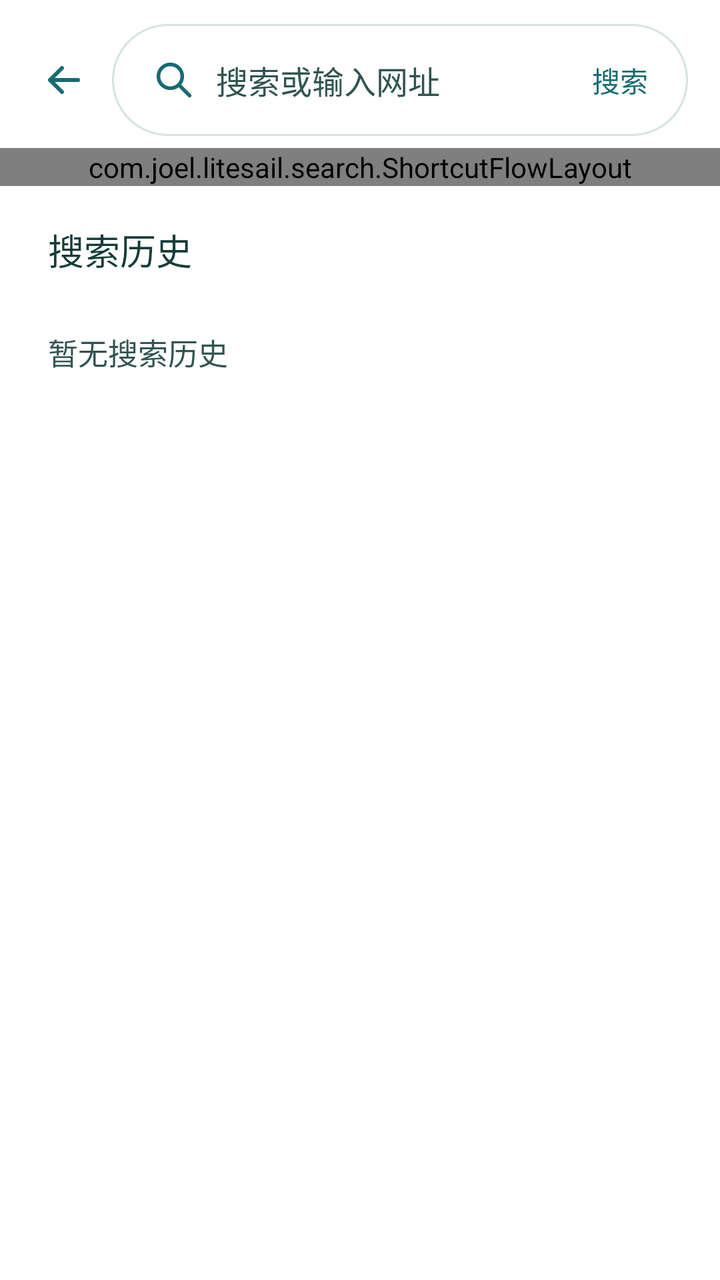
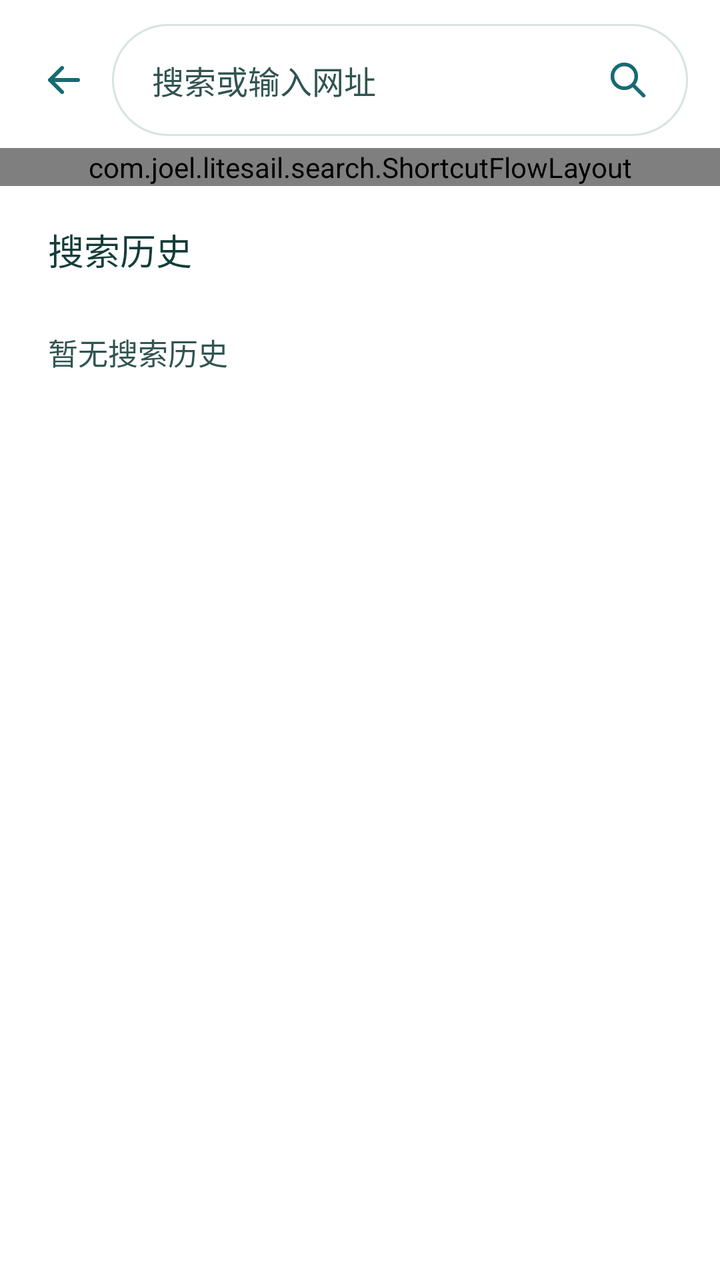

Screens rendered from an Android XML layout before and after an edit, with the pre-edit source and the edit as a unified diff.
<!-- AndroidManifest.xml: application theme Theme.LiteSail -->
<!-- res/layout/view_search_page.xml -->
<?xml version="1.0" encoding="utf-8"?>
<LinearLayout xmlns:android="http://schemas.android.com/apk/res/android"
    android:layout_width="match_parent"
    android:layout_height="match_parent"
    android:orientation="vertical">

    <FrameLayout
        android:layout_width="match_parent"
        android:layout_height="wrap_content"
        android:layout_marginStart="8dp"
        android:layout_marginTop="12dp"
        android:layout_marginEnd="16dp">

        <ImageButton
            android:id="@+id/close_search"
            android:layout_width="48dp"
            android:layout_height="48dp"
            android:layout_gravity="start|center_vertical"
            android:background="?android:attr/selectableItemBackgroundBorderless"
            android:contentDescription="@string/back"
            android:padding="12dp"
            android:src="@drawable/ic_search_back" />

        <LinearLayout
            android:layout_width="match_parent"
            android:layout_height="wrap_content"
            android:layout_marginStart="48dp"
            android:background="@drawable/start_search_background"
            android:gravity="center_vertical"
            android:paddingHorizontal="6dp">

            <EditText
                android:id="@+id/query"
                android:layout_width="0dp"
                android:layout_height="wrap_content"
                android:layout_weight="1"
                android:background="@android:color/transparent"
                android:drawableStart="@drawable/ic_start_search"
                android:drawablePadding="10dp"
                android:hint="@string/start_search_hint"
                android:imeOptions="actionSearch|flagNoExtractUi"
                android:importantForAutofill="no"
                android:inputType="text"
                android:minHeight="56dp"
                android:paddingStart="14dp"
                android:paddingEnd="4dp"
                android:singleLine="true"
                android:textColor="@color/start_page_brand_text"
                android:textColorHint="@color/start_page_search_text"
                android:textSize="16sp" />

            <Button
                android:id="@+id/submit_search"
                style="?android:attr/borderlessButtonStyle"
                android:layout_width="wrap_content"
                android:layout_height="wrap_content"
                android:minWidth="56dp"
                android:minHeight="48dp"
                android:paddingStart="8dp"
                android:paddingEnd="8dp"
                android:text="@string/search_action"
                android:textColor="@color/start_page_accent" />
        </LinearLayout>
    </FrameLayout>

    <LinearLayout
        android:id="@+id/current_page_card"
        android:layout_width="match_parent"
        android:layout_height="wrap_content"
        android:layout_marginHorizontal="16dp"
        android:layout_marginTop="10dp"
        android:background="@drawable/search_current_page_background"
        android:baselineAligned="false"
        android:gravity="center_vertical"
        android:orientation="horizontal"
        android:paddingStart="14dp"
        android:paddingEnd="6dp"
        android:paddingVertical="6dp"
        android:visibility="gone">

        <ImageView
            android:id="@+id/current_page_icon"
            android:layout_width="@dimen/site_icon_size"
            android:layout_height="@dimen/site_icon_size"
            android:layout_marginEnd="8dp"
            android:importantForAccessibility="no"
            android:scaleType="fitCenter"
            android:src="@drawable/ic_start_search" />

        <LinearLayout
            android:layout_width="0dp"
            android:layout_height="wrap_content"
            android:layout_marginEnd="6dp"
            android:layout_weight="1"
            android:orientation="vertical">

            <TextView
                android:id="@+id/current_page_title"
                android:layout_width="match_parent"
                android:layout_height="wrap_content"
                android:ellipsize="end"
                android:fontFamily="sans-serif-medium"
                android:maxLines="1"
                android:textColor="@color/start_page_brand_text"
                android:textSize="15sp" />

            <TextView
                android:id="@+id/current_page_url"
                android:layout_width="match_parent"
                android:layout_height="wrap_content"
                android:layout_marginTop="3dp"
                android:ellipsize="end"
                android:maxLines="1"
                android:textColor="@color/start_page_search_text"
                android:textDirection="ltr"
                android:textSize="12sp" />
        </LinearLayout>

        <Button
            android:id="@+id/copy_page_link"
            style="@style/Widget.LiteSail.SearchLinkButton"
            android:drawableTop="@drawable/ic_copy_page_link"
            android:text="@string/copy_page_link" />

        <Button
            android:id="@+id/edit_page_link"
            style="@style/Widget.LiteSail.SearchLinkButton"
            android:drawableTop="@drawable/ic_edit_page_link"
            android:text="@string/edit_page_link" />
    </LinearLayout>

    <com.joel.litesail.search.ShortcutFlowLayout
        android:id="@+id/search_shortcuts"
        android:layout_width="match_parent"
        android:layout_height="wrap_content"
        android:layout_marginTop="6dp"
        android:paddingHorizontal="16dp">

        <Button
            android:id="@+id/shortcut_cursor_left"
            style="@style/Widget.LiteSail.UrlShortcut"
            android:contentDescription="@string/search_cursor_left"
            android:text="@string/search_cursor_left_symbol"
            android:textSize="18sp" />

        <Button
            android:id="@+id/shortcut_cursor_right"
            style="@style/Widget.LiteSail.UrlShortcut"
            android:contentDescription="@string/search_cursor_right"
            android:text="@string/search_cursor_right_symbol"
            android:textSize="18sp" />

        <Button
            android:id="@+id/shortcut_https"
            style="@style/Widget.LiteSail.UrlShortcut"
            android:text="@string/url_shortcut_https" />

        <Button
            android:id="@+id/shortcut_http"
            style="@style/Widget.LiteSail.UrlShortcut"
            android:text="@string/url_shortcut_http" />

        <Button
            android:id="@+id/shortcut_com"
            style="@style/Widget.LiteSail.UrlShortcut"
            android:text="@string/url_shortcut_com" />

        <Button
            android:id="@+id/shortcut_cn"
            style="@style/Widget.LiteSail.UrlShortcut"
            android:text="@string/url_shortcut_cn" />

        <Button
            android:id="@+id/shortcut_slash"
            style="@style/Widget.LiteSail.UrlShortcut"
            android:contentDescription="@string/insert_url_slash"
            android:text="@string/url_shortcut_slash" />

        <Button
            android:id="@+id/shortcut_dot"
            style="@style/Widget.LiteSail.UrlShortcut"
            android:contentDescription="@string/insert_url_dot"
            android:text="@string/url_shortcut_dot" />

        <Button
            android:id="@+id/shortcut_www"
            style="@style/Widget.LiteSail.UrlShortcut"
            android:text="@string/url_shortcut_www" />
    </com.joel.litesail.search.ShortcutFlowLayout>

    <LinearLayout
        android:layout_width="match_parent"
        android:layout_height="wrap_content"
        android:layout_marginStart="24dp"
        android:layout_marginTop="8dp"
        android:layout_marginEnd="24dp"
        android:layout_marginBottom="4dp"
        android:gravity="center_vertical"
        android:orientation="horizontal">

        <TextView
            android:layout_width="0dp"
            android:layout_height="wrap_content"
            android:layout_weight="1"
            android:fontFamily="sans-serif-medium"
            android:text="@string/search_history"
            android:textColor="@color/start_page_brand_text"
            android:textSize="18sp" />

        <Button
            android:id="@+id/clear_history"
            style="?android:attr/borderlessButtonStyle"
            android:layout_width="wrap_content"
            android:layout_height="wrap_content"
            android:minWidth="48dp"
            android:minHeight="48dp"
            android:paddingHorizontal="8dp"
            android:text="@string/clear_search_history"
            android:textColor="@color/start_page_accent"
            android:visibility="invisible" />
    </LinearLayout>

    <TextView
        android:id="@+id/empty_history"
        android:layout_width="match_parent"
        android:layout_height="wrap_content"
        android:layout_marginStart="24dp"
        android:layout_marginEnd="24dp"
        android:paddingTop="12dp"
        android:text="@string/empty_search_history"
        android:textColor="@color/start_page_search_text"
        android:textSize="15sp" />

    <ListView
        android:id="@+id/history"
        android:layout_width="match_parent"
        android:layout_height="0dp"
        android:layout_weight="1"
        android:clipToPadding="false"
        android:divider="@color/start_page_search_border"
        android:dividerHeight="1dp"
        android:paddingStart="24dp"
        android:paddingEnd="24dp"
        android:paddingBottom="12dp" />
</LinearLayout>
<!-- resources referenced by this layout -->
<resources>
  <color name="start_page_accent">#176B73</color>
  <color name="start_page_brand_text">#143D3A</color>
  <color name="start_page_search_border">#D5E5DE</color>
  <color name="start_page_search_text">#315551</color>
  <dimen name="site_icon_size">22dp</dimen>
  <!-- drawable ic_search_back (drawable) -->
  <?xml version="1.0" encoding="utf-8"?>
  <vector xmlns:android="http://schemas.android.com/apk/res/android"
      android:width="24dp"
      android:height="24dp"
      android:autoMirrored="true"
      android:viewportWidth="24"
      android:viewportHeight="24">
      <path
          android:pathData="M19,12 H5 M11,6 L5,12 L11,18"
          android:strokeColor="@color/start_page_accent"
          android:strokeLineCap="round"
          android:strokeLineJoin="round"
          android:strokeWidth="2" />
  </vector>
  <!-- drawable ic_start_search (drawable) -->
  <?xml version="1.0" encoding="utf-8"?>
  <vector xmlns:android="http://schemas.android.com/apk/res/android"
      android:width="22dp"
      android:height="22dp"
      android:viewportWidth="24"
      android:viewportHeight="24">
      <path
          android:pathData="M10,3.5 A6.5,6.5 0,1 1,10,16.5 A6.5,6.5 0,1 1,10,3.5 Z M14.6,14.6 L20.5,20.5"
          android:strokeColor="@color/start_page_accent"
          android:strokeLineCap="round"
          android:strokeWidth="2" />
  </vector>
  <!-- drawable search_current_page_background (drawable) -->
  <?xml version="1.0" encoding="utf-8"?>
  <shape xmlns:android="http://schemas.android.com/apk/res/android">
      <corners android:radius="18dp" />
      <solid android:color="@color/start_page_search_surface" />
      <stroke android:width="1dp" android:color="@color/start_page_search_border" />
  </shape>
  <!-- drawable start_search_background (drawable) -->
  <?xml version="1.0" encoding="utf-8"?>
  <ripple xmlns:android="http://schemas.android.com/apk/res/android"
      android:color="@color/start_page_search_ripple">
      <item>
          <shape android:shape="rectangle">
              <corners android:radius="32dp" />
              <solid android:color="@color/start_page_search_surface" />
              <stroke android:width="1dp" android:color="@color/start_page_search_border" />
          </shape>
      </item>
  </ripple>
  <string name="back">后退</string>
  <string name="clear_search_history">清空</string>
  <string name="copy_page_link">复制链接</string>
  <string name="edit_page_link">编辑链接</string>
  <string name="empty_search_history">暂无搜索历史</string>
  <string name="insert_url_dot">插入点号</string>
  <string name="insert_url_slash">插入斜杠</string>
  <string name="search_action">搜索</string>
  <string name="search_cursor_left">向左移动光标</string>
  <string name="search_cursor_left_symbol" translatable="false">←</string>
  <string name="search_cursor_right">向右移动光标</string>
  <string name="search_cursor_right_symbol" translatable="false">→</string>
  <string name="search_history">搜索历史</string>
  <string name="start_search_hint">搜索或输入网址</string>
  <string name="url_shortcut_cn" translatable="false">.cn</string>
  <string name="url_shortcut_com" translatable="false">.com</string>
  <string name="url_shortcut_dot" translatable="false">.</string>
  <string name="url_shortcut_http" translatable="false">http://</string>
  <string name="url_shortcut_https" translatable="false">https://</string>
  <string name="url_shortcut_slash" translatable="false">/</string>
  <string name="url_shortcut_www" translatable="false">www.</string>
  <style name="Theme.LiteSail" parent="Theme.LiteSail.Base" />
  <color name="start_page_search_surface">#FFFFFF</color>
  <color name="start_page_search_ripple">#30176B73</color>
  <style name="Theme.LiteSail.Base" parent="android:style/Theme.Material.Light.NoActionBar">
          <item name="android:colorAccent">#176B73</item>
          <item name="android:windowBackground">#FFFFFF</item>
          <item name="android:windowLightStatusBar">true</item>
          <item name="android:statusBarColor">#FFFFFF</item>
          <item name="android:navigationBarColor">#000000</item>
      </style>
  <!-- unchanged entries left out for length: 5 -->
</resources>

<!-- the commit's change to res/layout/view_search_page.xml (unified diff, before → after) -->
@@ -35,8 +35,6 @@
                 android:layout_height="wrap_content"
                 android:layout_weight="1"
                 android:background="@android:color/transparent"
-                android:drawableStart="@drawable/ic_start_search"
-                android:drawablePadding="10dp"
                 android:hint="@string/start_search_hint"
                 android:imeOptions="actionSearch|flagNoExtractUi"
                 android:importantForAutofill="no"
@@ -49,17 +47,15 @@
                 android:textColorHint="@color/start_page_search_text"
                 android:textSize="16sp" />
 
-            <Button
+            <ImageButton
                 android:id="@+id/submit_search"
-                style="?android:attr/borderlessButtonStyle"
-                android:layout_width="wrap_content"
-                android:layout_height="wrap_content"
-                android:minWidth="56dp"
-                android:minHeight="48dp"
-                android:paddingStart="8dp"
-                android:paddingEnd="8dp"
-                android:text="@string/search_action"
-                android:textColor="@color/start_page_accent" />
+                android:layout_width="48dp"
+                android:layout_height="48dp"
+                android:background="?android:attr/selectableItemBackgroundBorderless"
+                android:contentDescription="@string/search_action"
+                android:padding="0dp"
+                android:scaleType="center"
+                android:src="@drawable/ic_start_search" />
         </LinearLayout>
     </FrameLayout>
 
